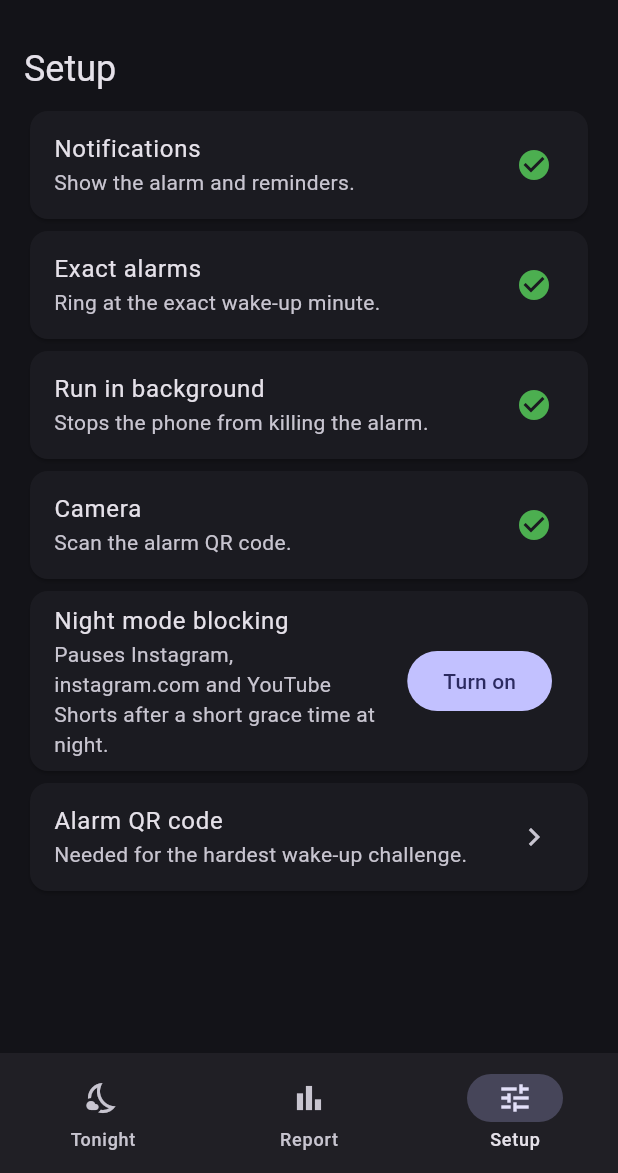
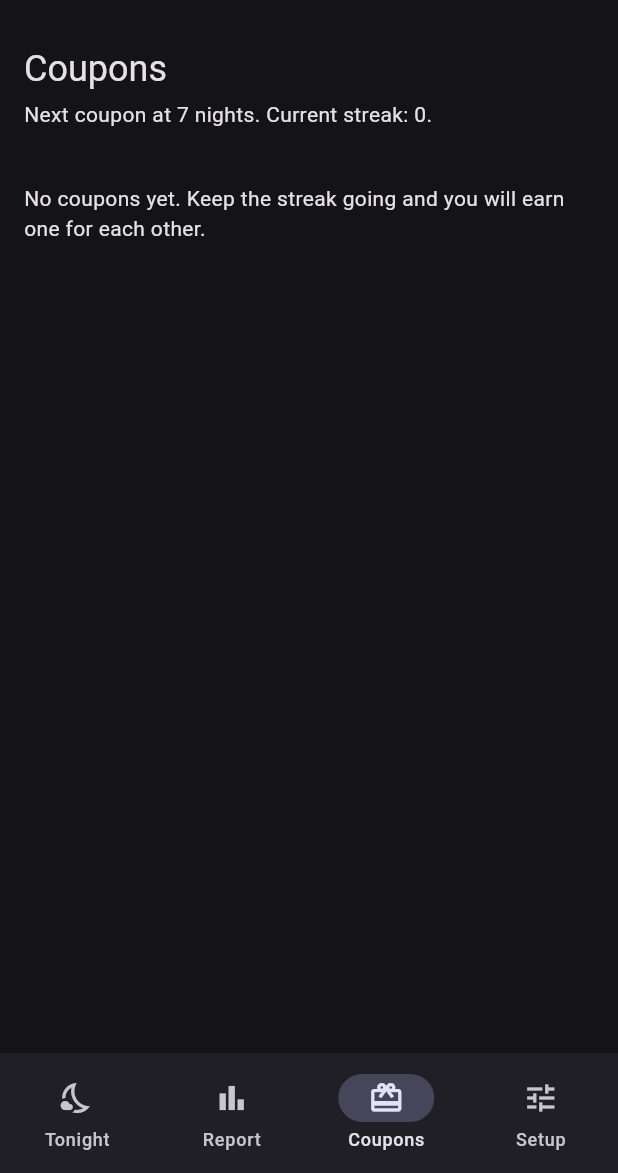
Before and after one commit to Its-Abishek-01/goodnight, a Flutter app: the HomeScreen screen opened directly with empty values, item 3 of the bottom bar chosen, on a phone screen of 412 x 824 dp, the part 63-1236 px from its top. Run offline on Flutter 3.47's test engine with Material 3 defaults, Android fonts, the phone set to English and light mode, and no system bars; our stand-ins replace cloud_firestore, firebase_auth, firebase_core, firebase_messaging, flutter_local_notifications, flutter_riverpod and 5 more; missing offline and left inert: alarm, mobile_scanner; accounts and stored records are empty.

Commit message:
Add streak-earned single-use coupons
Coupons are granted to both people at 7, 14, 30 and 60 night streaks, once
per streak. The holder uses one on the partner, who cannot refuse, and it is
deleted when the partner confirms. Firestore rules protect the flow.

Co-Authored-By: Claude Sonnet 5.5 <noreply@anthropic.com>

```diff
--- /dev/null
+++ b/lib/features/coupons/coupon.dart
@@ -0,0 +1,52 @@
+import 'package:cloud_firestore/cloud_firestore.dart';
+
+import '../streak/streak.dart';
+
+enum CouponStatus { ready, redeemed }
+
+/// A single-use "no questions asked" coupon. [holder] earned it and is the
+/// only one who can use it, on the other person.
+class Coupon {
+  const Coupon({
+    required this.id,
+    required this.holder,
+    required this.milestone,
+    required this.status,
+    this.title,
+  });
+
+  final String id;
+  final String holder;
+  final int milestone;
+  final CouponStatus status;
+  final String? title;
+
+  factory Coupon.fromDoc(DocumentSnapshot<Map<String, dynamic>> doc) {
+    final d = doc.data()!;
+    return Coupon(
+      id: doc.id,
+      holder: d['holder'] as String,
+      milestone: (d['milestone'] as num).toInt(),
+      status: d['status'] == 'redeemed' ? CouponStatus.redeemed : CouponStatus.ready,
+      title: d['title'] as String?,
+    );
+  }
+}
+
+/// Ideas offered when using a coupon. Free text is allowed too.
+const couponIdeas = [
+  'Pick tonight\'s movie 🎬',
+  'A favour, no questions asked',
+  'Breakfast treat 🍳',
+  'Skip one chore',
+  'A long hug 🤗',
+  'A surprise date 💌',
+];
+
+/// The next milestone above [streak], or null if all are earned.
+int? nextMilestone(int streak) {
+  for (final m in milestones) {
+    if (m > streak) return m;
+  }
+  return null;
+}
--- /dev/null
+++ b/lib/features/coupons/coupon_providers.dart
@@ -0,0 +1,41 @@
+import 'package:flutter_riverpod/flutter_riverpod.dart';
+
+import '../../core/firebase_providers.dart';
+import '../pairing/pair_providers.dart';
+import '../streak/streak_providers.dart';
+import 'coupon.dart';
+import 'coupon_repository.dart';
+
+final couponRepositoryProvider =
+    Provider((ref) => CouponRepository(ref.watch(firestoreProvider)));
+
+final couponsProvider = StreamProvider<List<Coupon>>((ref) async* {
+  final pair = await ref.watch(pairProvider.future);
+  if (pair == null) {
+    yield const [];
+    return;
+  }
+  yield* ref.watch(couponRepositoryProvider).watch(pair.id);
+});
+
+/// Creates coupons whenever the streak reaches a milestone.
+final couponSyncProvider = Provider<void>((ref) {
+  final ensured = <String>{};
+  ref.listen(streakProvider, (_, streak) async {
+    final pair = ref.read(pairProvider).value;
+    final start = streak.startKey;
+    if (pair == null || start == null || streak.count == 0) return;
+    final marker = '$start/${streak.count}';
+    if (!ensured.add(marker)) return;
+    try {
+      await ref.read(couponRepositoryProvider).ensureGrants(
+            pairId: pair.id,
+            members: pair.members,
+            startKey: start,
+            streak: streak.count,
+          );
+    } catch (_) {
+      ensured.remove(marker);
+    }
+  }, fireImmediately: true);
+});
--- /dev/null
+++ b/lib/features/coupons/coupon_repository.dart
@@ -0,0 +1,59 @@
+import 'package:cloud_firestore/cloud_firestore.dart';
+
+import '../streak/streak.dart';
+import 'coupon.dart';
+
+class CouponRepository {
+  CouponRepository(this._db);
+
+  final FirebaseFirestore _db;
+
+  Stream<List<Coupon>> watch(String pairId) => _db
+      .collection('pairs/$pairId/coupons')
+      .snapshots()
+      .map((s) => s.docs.map(Coupon.fromDoc).toList());
+
+  /// Grants each person a coupon for every milestone the streak has reached.
+  /// A grant record is kept even after its coupons are used, so a streak can
+  /// never earn the same coupon twice.
+  Future<void> ensureGrants({
+    required String pairId,
+    required List<String> members,
+    required String startKey,
+    required int streak,
+  }) async {
+    for (final m in milestones.where((m) => m <= streak)) {
+      final grantId = '${startKey}_$m';
+      final grantRef = _db.doc('pairs/$pairId/grants/$grantId');
+      await _db.runTransaction((tx) async {
+        if ((await tx.get(grantRef)).exists) return;
+        tx.set(grantRef, {
+          'milestone': m,
+          'startKey': startKey,
+          'createdAt': FieldValue.serverTimestamp(),
+        });
+        for (final uid in members) {
+          tx.set(_db.doc('pairs/$pairId/coupons/${grantId}_$uid'), {
+            'holder': uid,
+            'milestone': m,
+            'grantId': grantId,
+            'status': 'ready',
+            'createdAt': FieldValue.serverTimestamp(),
+          });
+        }
+      });
+    }
+  }
+
+  /// Uses a coupon. The partner is told and cannot refuse.
+  Future<void> redeem(String pairId, String couponId, String title) =>
+      _db.doc('pairs/$pairId/coupons/$couponId').update({
+        'status': 'redeemed',
+        'title': title,
+        'redeemedAt': FieldValue.serverTimestamp(),
+      });
+
+  /// The partner has seen it and agreed. The coupon is gone for good.
+  Future<void> acknowledge(String pairId, String couponId) =>
+      _db.doc('pairs/$pairId/coupons/$couponId').delete();
+}
--- /dev/null
+++ b/lib/features/coupons/coupons_screen.dart
@@ -0,0 +1,167 @@
+import 'package:flutter/material.dart';
+import 'package:flutter_riverpod/flutter_riverpod.dart';
+
+import '../pairing/pair.dart';
+import '../streak/streak_providers.dart';
+import 'coupon.dart';
+import 'coupon_providers.dart';
+import 'coupon_repository.dart';
+
+/// Coupons earned by streak. Using one cannot be refused, and it is deleted
+/// once the partner has seen it.
+class CouponsScreen extends ConsumerWidget {
+  const CouponsScreen({super.key, required this.pair, required this.uid});
+
+  final Pair pair;
+  final String uid;
+
+  @override
+  Widget build(BuildContext context, WidgetRef ref) {
+    final coupons = ref.watch(couponsProvider).value ?? const <Coupon>[];
+    final streak = ref.watch(streakProvider);
+    final repo = ref.read(couponRepositoryProvider);
+    final partnerName = pair.nameOf(pair.partnerUid(uid) ?? '');
+
+    final toAcknowledge = coupons
+        .where((c) => c.status == CouponStatus.redeemed && c.holder != uid)
+        .toList();
+    final mine = coupons
+        .where((c) => c.status == CouponStatus.ready && c.holder == uid)
+        .toList();
+    final waiting = coupons
+        .where((c) => c.status == CouponStatus.redeemed && c.holder == uid)
+        .toList();
+    final next = nextMilestone(streak.count);
+
+    return ListView(
+      padding: const EdgeInsets.all(16),
+      children: [
+        Text('Coupons', style: Theme.of(context).textTheme.headlineSmall),
+        const SizedBox(height: 4),
+        Text(
+          next == null
+              ? 'You have earned every coupon tier. 🎉'
+              : 'Next coupon at $next nights. Current streak: ${streak.count}.',
+        ),
+        const SizedBox(height: 12),
+        for (final c in toAcknowledge)
+          Card(
+            color: Theme.of(context).colorScheme.tertiaryContainer,
+            child: Padding(
+              padding: const EdgeInsets.all(16),
+              child: Column(
+                crossAxisAlignment: CrossAxisAlignment.start,
+                children: [
+                  Text('💌 $partnerName used a coupon',
+                      style: Theme.of(context).textTheme.titleMedium),
+                  const SizedBox(height: 6),
+                  Text('"${c.title}" - no questions asked.'),
+                  const SizedBox(height: 12),
+                  FilledButton(
+                    onPressed: () => repo.acknowledge(pair.id, c.id),
+                    child: const Text('Done, it is yours ✓'),
+                  ),
+                ],
+              ),
+            ),
+          ),
+        if (mine.isEmpty && toAcknowledge.isEmpty && waiting.isEmpty)
+          const Padding(
+            padding: EdgeInsets.symmetric(vertical: 24),
+            child: Text(
+              'No coupons yet. Keep the streak going and you will earn one for each other.',
+            ),
+          ),
+        for (final c in mine)
+          Card(
+            child: ListTile(
+              leading: const Text('🎟️', style: TextStyle(fontSize: 28)),
+              title: Text('${c.milestone}-night streak coupon'),
+              subtitle: Text('Use it once on $partnerName. They cannot say no.'),
+              trailing: FilledButton(
+                onPressed: () => _use(context, repo, c),
+                child: const Text('Use'),
+              ),
+            ),
+          ),
+        for (final c in waiting)
+          Card(
+            child: ListTile(
+              leading: const Text('⏳', style: TextStyle(fontSize: 28)),
+              title: Text('"${c.title}"'),
+              subtitle: Text('Used. Waiting for $partnerName to confirm.'),
+            ),
+          ),
+      ],
+    );
+  }
+
+  Future<void> _use(BuildContext context, CouponRepository repo, Coupon c) async {
+    final title = await showDialog<String>(
+      context: context,
+      builder: (_) => const _UseDialog(),
+    );
+    if (title == null || title.trim().isEmpty) return;
+    await repo.redeem(pair.id, c.id, title.trim());
+  }
+}
+
+class _UseDialog extends StatefulWidget {
+  const _UseDialog();
+
+  @override
+  State<_UseDialog> createState() => _UseDialogState();
+}
+
+class _UseDialogState extends State<_UseDialog> {
+  final _text = TextEditingController();
+
+  @override
+  void dispose() {
+    _text.dispose();
+    super.dispose();
+  }
+
+  @override
+  Widget build(BuildContext context) {
+    return AlertDialog(
+      title: const Text('What is it for?'),
+      content: SingleChildScrollView(
+        child: Column(
+          mainAxisSize: MainAxisSize.min,
+          crossAxisAlignment: CrossAxisAlignment.start,
+          children: [
+            Wrap(
+              spacing: 8,
+              runSpacing: 4,
+              children: [
+                for (final idea in couponIdeas)
+                  ActionChip(
+                    label: Text(idea),
+                    onPressed: () => setState(() => _text.text = idea),
+                  ),
+              ],
+            ),
+            const SizedBox(height: 12),
+            TextField(
+              controller: _text,
+              decoration: const InputDecoration(
+                labelText: 'Or write your own',
+                border: OutlineInputBorder(),
+              ),
+            ),
+            const SizedBox(height: 8),
+            const Text('This can only be used once.', style: TextStyle(fontSize: 12)),
+          ],
+        ),
+      ),
+      actions: [
+        TextButton(onPressed: () => Navigator.pop(context), child: const Text('Cancel')),
+        FilledButton(
+          onPressed: () => Navigator.pop(context, _text.text),
+          child: const Text('Use coupon'),
+        ),
+      ],
+    );
+  }
+}
--- a/lib/features/pairing/home_screen.dart
+++ b/lib/features/pairing/home_screen.dart
@@ -6,6 +6,9 @@ import '../bedtime/bedtime_card.dart';
 import '../bedtime/schedule_providers.dart';
 import '../blocking/blocker_providers.dart';
 import '../checkin/tonight_cards.dart';
+import '../coupons/coupon.dart';
+import '../coupons/coupon_providers.dart';
+import '../coupons/coupons_screen.dart';
 import '../push/push_providers.dart';
 import '../reminders/reminder_providers.dart';
 import '../report/report_screen.dart';
@@ -51,9 +54,14 @@ class _HomeScreenState extends ConsumerState<HomeScreen>
     ref.watch(blockerSyncProvider);
     ref.watch(reminderSyncProvider);
     ref.watch(pushSyncProvider);
+    ref.watch(couponSyncProvider);
+    final pending = (ref.watch(couponsProvider).value ?? const <Coupon>[])
+        .where((c) => c.status == CouponStatus.redeemed && c.holder != widget.uid)
+        .length;
     final pages = <Widget>[
       _Tonight(pair: widget.pair, uid: widget.uid),
       ReportScreen(pair: widget.pair, uid: widget.uid),
+      CouponsScreen(pair: widget.pair, uid: widget.uid),
       const SetupScreen(),
     ];
     return Scaffold(
@@ -62,10 +70,18 @@ class _HomeScreenState extends ConsumerState<HomeScreen>
       bottomNavigationBar: NavigationBar(
         selectedIndex: _tab,
         onDestinationSelected: (i) => setState(() => _tab = i),
-        destinations: const [
-          NavigationDestination(icon: Icon(Icons.nights_stay_outlined), label: 'Tonight'),
-          NavigationDestination(icon: Icon(Icons.bar_chart), label: 'Report'),
-          NavigationDestination(icon: Icon(Icons.tune), label: 'Setup'),
+        destinations: [
+          const NavigationDestination(icon: Icon(Icons.nights_stay_outlined), label: 'Tonight'),
+          const NavigationDestination(icon: Icon(Icons.bar_chart), label: 'Report'),
+          NavigationDestination(
+            icon: Badge(
+              isLabelVisible: pending > 0,
+              label: Text('$pending'),
+              child: const Icon(Icons.card_giftcard),
+            ),
+            label: 'Coupons',
+          ),
+          const NavigationDestination(icon: Icon(Icons.tune), label: 'Setup'),
         ],
       ),
     );
```
Also changed, not shown: 2 other files.
